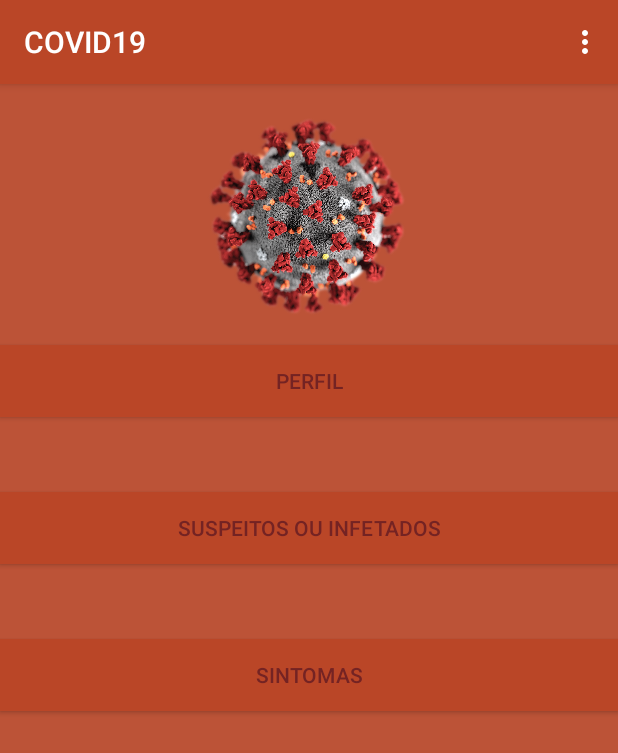
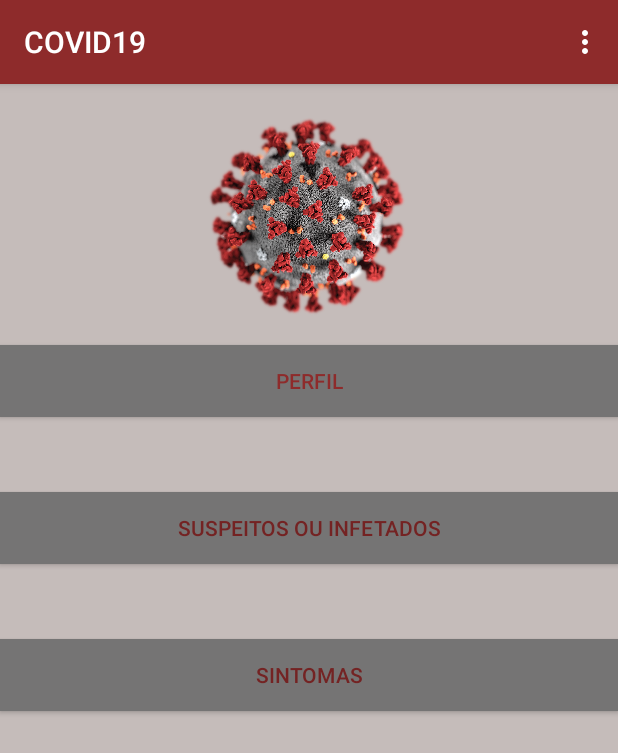
Before and after one commit to rpa299/COVID19, an Android app: the screen it shows after launch (MainActivity), on a phone screen of 412 x 824 dp. Shown: the top 753 px of the screen. Run offline under Robolectric (Android 15) with nearby library versions, the phone set to English and light mode, and no system bars.

Commit message:
Mudança das cores da app novamente

```diff
--- a/app/src/main/res/drawable/cor_botoes.xml
+++ b/app/src/main/res/drawable/cor_botoes.xml
@@ -1,6 +1,6 @@
 <?xml version="1.0" encoding="utf-8"?>
 <shape xmlns:android="http://schemas.android.com/apk/res/android" android:shape="rectangle">
 
-    <solid android:color="#ba4627"/>
+    <solid android:color="#757474"/>
 
 </shape>
--- a/app/src/main/res/layout/content_main.xml
+++ b/app/src/main/res/layout/content_main.xml
@@ -14,7 +14,7 @@
         android:layout_marginTop="16dp"
         android:background="@drawable/cor_botoes"
         android:text="Perfil"
-        android:textColor="@color/colorPrimaryDark"
+        android:textColor="@color/colorPrimary"
         app:layout_constraintEnd_toEndOf="parent"
         app:layout_constraintHorizontal_bias="1.0"
         app:layout_constraintStart_toStartOf="parent"
@@ -49,6 +49,7 @@
         android:layout_width="142dp"
         android:layout_height="142dp"
         android:layout_marginTop="16dp"
+        android:contentDescription="CoronaVirusimage"
         app:layout_constraintEnd_toEndOf="parent"
         app:layout_constraintStart_toStartOf="parent"
         app:layout_constraintTop_toTopOf="parent"
--- a/app/src/main/res/values/colors.xml
+++ b/app/src/main/res/values/colors.xml
@@ -1,7 +1,7 @@
 <?xml version="1.0" encoding="utf-8"?>
 <resources>
-    <color name="colorPrimary">#ba4627</color>
+    <color name="colorPrimary">#8E2B2B</color>
     <color name="colorPrimaryDark">#742323</color>
     <color name="colorAccent">#757474</color>
-    <color name="backgroundColor">#BC5337</color>
+    <color name="backgroundColor">#C5BCBA</color>
 </resources>
```
